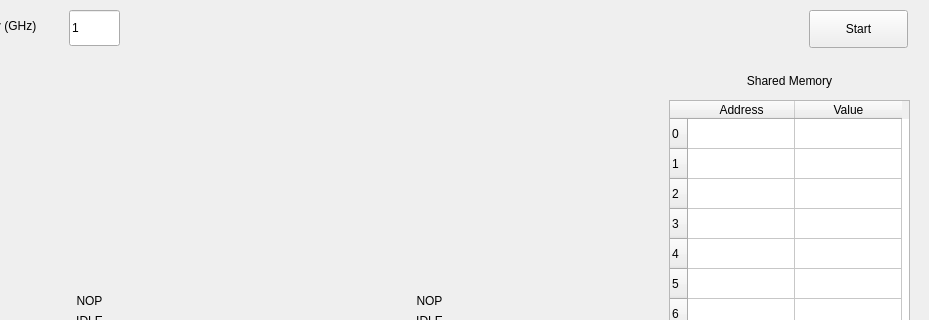
This is gui/mainwindow.ui in ErickOF/CE4302-Coherence-Protocols-In-Multiprocessor-Systems as Qt 5 draws it before an edit; both pictures show x 151 to 1080 and y 0 to 320 of the 1080 by 900 pixel window. The edited form follows.
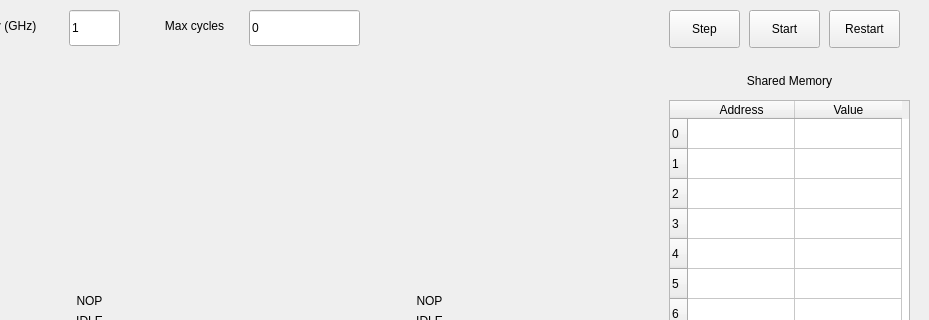
This is the edited form. Icons and pictures are not drawn.

Patch:
```diff
--- a/gui/mainwindow.ui
+++ b/gui/mainwindow.ui
@@ -614,9 +614,9 @@
    <widget class="QPushButton" name="btnStart">
     <property name="geometry">
      <rect>
-      <x>960</x>
+      <x>900</x>
       <y>10</y>
-      <width>99</width>
+      <width>71</width>
       <height>38</height>
      </rect>
     </property>
@@ -746,6 +746,61 @@
      <set>Qt::AlignCenter</set>
     </property>
    </widget>
+   <widget class="QPushButton" name="btnStep">
+    <property name="geometry">
+     <rect>
+      <x>820</x>
+      <y>10</y>
+      <width>71</width>
+      <height>38</height>
+     </rect>
+    </property>
+    <property name="text">
+     <string>Step</string>
+    </property>
+   </widget>
+   <widget class="QPushButton" name="btnRestart">
+    <property name="geometry">
+     <rect>
+      <x>980</x>
+      <y>10</y>
+      <width>71</width>
+      <height>38</height>
+     </rect>
+    </property>
+    <property name="text">
+     <string>Restart</string>
+    </property>
+   </widget>
+   <widget class="QLabel" name="lblMaxCycles">
+    <property name="geometry">
+     <rect>
+      <x>290</x>
+      <y>10</y>
+      <width>111</width>
+      <height>31</height>
+     </rect>
+    </property>
+    <property name="text">
+     <string>Max cycles</string>
+    </property>
+    <property name="alignment">
+     <set>Qt::AlignCenter</set>
+    </property>
+   </widget>
+   <widget class="QLineEdit" name="leMaxCycles">
+    <property name="geometry">
+     <rect>
+      <x>400</x>
+      <y>10</y>
+      <width>111</width>
+      <height>36</height>
+     </rect>
+    </property>
+    <property name="text">
+     <string>0</string>
+    </property>
+   </widget>
   </widget>
   <widget class="QMenuBar" name="menubar">
    <property name="geometry">
```
